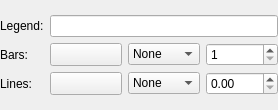
First picture: the form in src/Mod/Fem/Gui/Resources/ui/PostHistogramFieldViewEdit.ui, repository southseact-3d/fcd, before the edit.
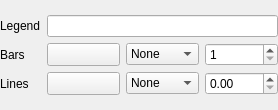
Second picture: the form after the edit.

```diff
--- a/src/Mod/Fem/Gui/Resources/ui/PostHistogramFieldViewEdit.ui
+++ b/src/Mod/Fem/Gui/Resources/ui/PostHistogramFieldViewEdit.ui
@@ -86,7 +86,7 @@
      <item row="2" column="0">
       <widget class="QLabel" name="label_2">
        <property name="text">
-        <string>Lines:</string>
+        <string>Lines</string>
        </property>
       </widget>
      </item>
@@ -109,7 +109,7 @@
      <item row="1" column="0">
       <widget class="QLabel" name="label_3">
        <property name="text">
-        <string>Bars:</string>
+        <string>Bars</string>
        </property>
       </widget>
      </item>
@@ -119,7 +119,7 @@
      <item row="0" column="0">
       <widget class="QLabel" name="label_5">
        <property name="text">
-        <string>Legend:</string>
+        <string>Legend</string>
        </property>
       </widget>
      </item>
```
